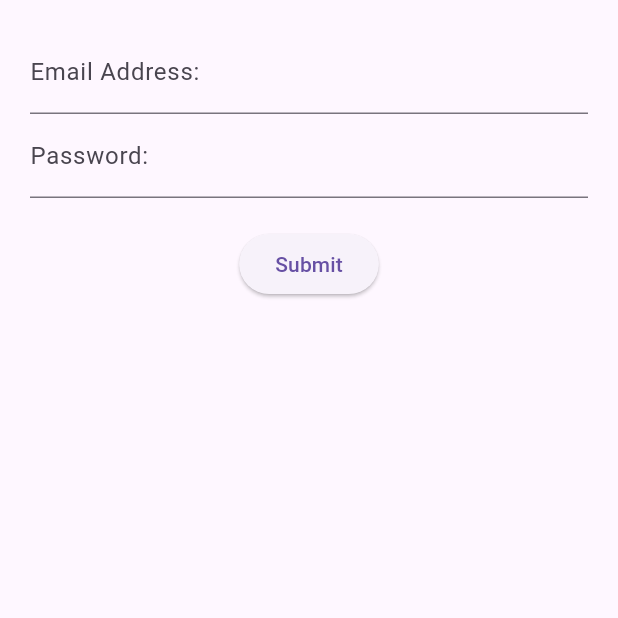
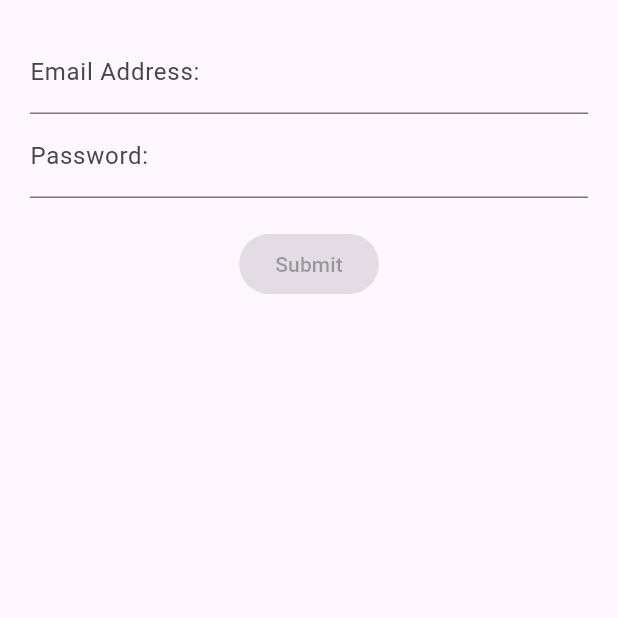
Before and after one commit to mjhabib/Flutter_DevGuideStephenGrider, a Flutter app: the screen it shows after launch, on a phone screen of 412 x 824 dp, the top half of it. Run offline on Flutter 3.47's test engine with Material 3 defaults, Android fonts, the phone set to English and light mode, and no system bars; our stand-ins replace rxdart.

Commit message:
add functionality to the submit button using rxdart package

```diff
--- a/04_login_bloc/lib/blocs/bloc.dart
+++ b/04_login_bloc/lib/blocs/bloc.dart
@@ -1,21 +1,29 @@
-import 'dart:async';
 import 'validation_mixin.dart';
+import 'package:rxdart/rxdart.dart';
 
 // possible work-around if the mixin clause without an extends class throws an error
 // class Bloc extends ValidationMixin {
 // class Bloc extends Object with ValidationMixin {
 class Bloc with ValidationMixin {
   // Private names (_) which is useful to have access to these variables only inside this file
-  final _mailController = StreamController<String>();
-  final _passController = StreamController<String>();
+  // final _mailController = StreamController.broadcast();
+  // final _passController = StreamController.broadcast();
+  final _mailController = BehaviorSubject<String>();
+  final _passController = BehaviorSubject<String>();
 
   // Add data to stream using a getter
   Stream<String> get email => _mailController.stream.transform(validateEmail);
   Stream<String> get password => _passController.stream.transform(validatePass);
+  Stream<bool> get submitValid =>
+      Rx.combineLatest2(email, password, (e, p) => true);
 
   // Change data from stream using a getter
   Function(String) get changeMail => _mailController.sink.add;
   Function(String) get changePass => _passController.sink.add;
+
+  submit() {
+    print('Mail: ${_mailController.value} Pass: ${_passController.value}');
+  }
 
   // Closes the stream (might not be necessary!)
   dispose() {
--- a/04_login_bloc/lib/screens/login_screen.dart
+++ b/04_login_bloc/lib/screens/login_screen.dart
@@ -16,7 +16,7 @@ class LoginScreen extends StatelessWidget {
           emailField(bloc),
           passField(bloc),
           Container(margin: const EdgeInsets.only(bottom: 20)),
-          submitButton()
+          submitButton(bloc)
         ],
       ),
     );
@@ -24,7 +24,7 @@ class LoginScreen extends StatelessWidget {
 }
 
 Widget emailField(Bloc bloc) {
-  return StreamBuilder<String>(
+  return StreamBuilder(
       stream: bloc.email,
       builder: (context, snapshot) {
         return TextField(
@@ -42,7 +42,7 @@ Widget emailField(Bloc bloc) {
 }
 
 Widget passField(Bloc bloc) {
-  return StreamBuilder<String>(
+  return StreamBuilder(
       stream: bloc.password,
       builder: (context, snapshot) {
         return TextField(
@@ -56,6 +56,13 @@ Widget passField(Bloc bloc) {
       });
 }
 
-Widget submitButton() {
-  return ElevatedButton(onPressed: () {}, child: const Text('Submit'));
+Widget submitButton(Bloc bloc) {
+  return StreamBuilder(
+    stream: bloc.submitValid,
+    builder: (context, snapshot) {
+      return ElevatedButton(
+          onPressed: snapshot.hasData ? bloc.submit : null,
+          child: const Text('Submit'));
+    },
+  );
 }
--- a/04_login_bloc/pubspec.yaml
+++ b/04_login_bloc/pubspec.yaml
@@ -9,6 +9,7 @@ environment:
 dependencies:
   flutter:
     sdk: flutter
+  rxdart: ^0.28.0
 
 dev_dependencies:
   flutter_test:
```
Also changed, not shown: 04_login_bloc/pubspec.lock.
